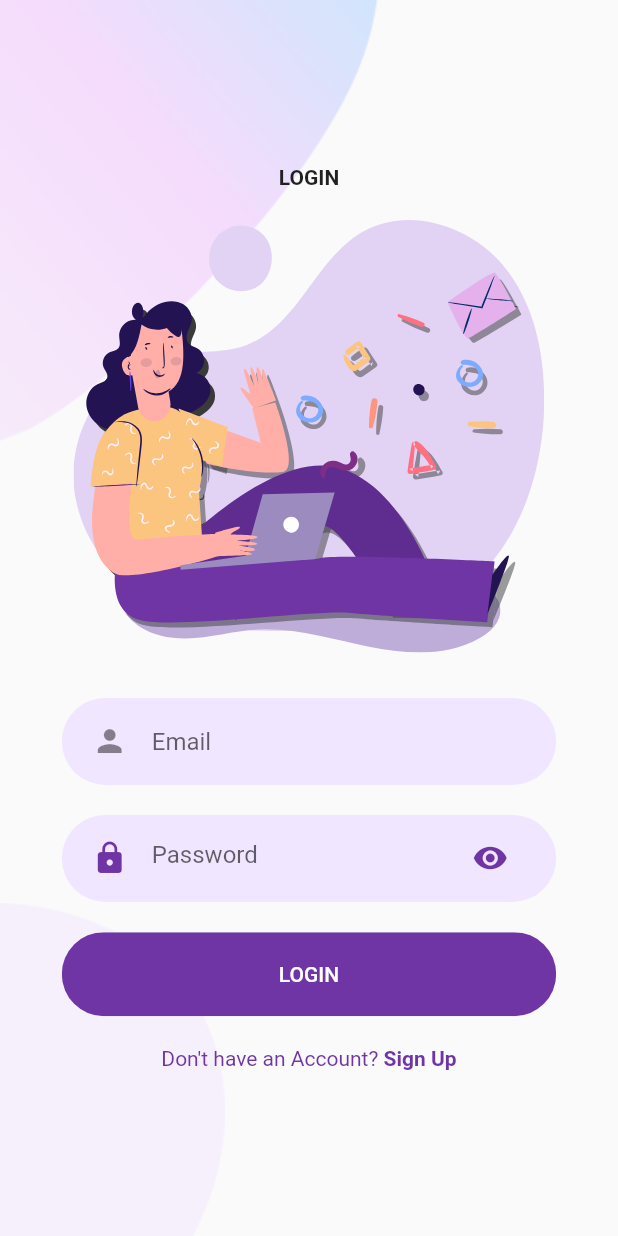
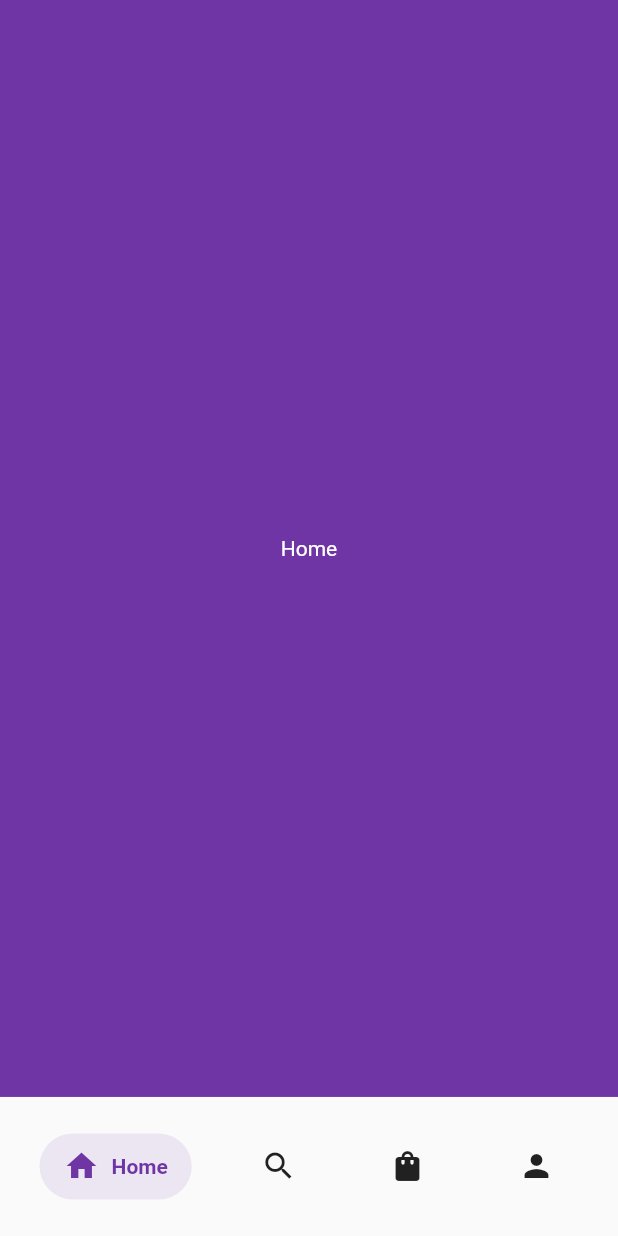
Before and after one commit to mrthikl/ecomerce_app_flutter, a Flutter app: the screen it shows after launch, after a tap on "LOGIN", on a phone screen of 412 x 824 dp. Run offline on Flutter 3.47's test engine with Material 2 defaults, Android fonts, the phone set to English and light mode, and no system bars; drawn by our look-alikes of salomon_bottom_bar, velocity_x; our stand-ins replace animate_do, flutter_screenutil, flutter_svg, get.

Commit message:
build main screen

```diff
--- a/lib/main.dart
+++ b/lib/main.dart
@@ -4,6 +4,10 @@ import 'package:flutter/services.dart';
 import 'package:flutter_screenutil/flutter_screenutil.dart';
 
 void main() {
+  WidgetsFlutterBinding.ensureInitialized();
+  SystemChrome.setSystemUIOverlayStyle(SystemUiOverlayStyle(
+    statusBarColor: Colors.transparent, // transparent status bar
+  ));
   runApp(const MyApp());
 }
 
@@ -24,17 +28,6 @@ class MyApp extends StatelessWidget {
               FocusManager.instance.primaryFocus?.unfocus();
             },
             child: MaterialApp(
-              theme: ThemeData(
-                appBarTheme: AppBarTheme(
-                  systemOverlayStyle: SystemUiOverlayStyle(
-                    statusBarColor: Colors.transparent,
-                    // For Android (dark icons)
-                    systemNavigationBarIconBrightness: Brightness.dark,
-                    // For iOS (dark icons)
-                    statusBarBrightness: Brightness.dark,
-                  ),
-                ),
-              ),
               debugShowCheckedModeBanner: false,
               home: SignInScreen(),
             ),
--- a/lib/screens/auth/signin/signin_screen.dart
+++ b/lib/screens/auth/signin/signin_screen.dart
@@ -7,6 +7,7 @@ import 'package:ecommerce_app/@share/widget/scaffold/custom_caffold.dart';
 import 'package:ecommerce_app/resources/color.resource.dart';
 import 'package:ecommerce_app/resources/image.resource.dart';
 import 'package:ecommerce_app/screens/auth/signup/signup_screen.dart';
+import 'package:ecommerce_app/screens/main/main_screen.dart';
 import 'package:flutter/material.dart';
 import 'package:flutter_svg/flutter_svg.dart';
 import 'package:velocity_x/velocity_x.dart';
@@ -62,7 +63,10 @@ class SignInScreen extends StatelessWidget {
             child: RoundedButton(
                 color: MyColor.kPrimaryColor,
                 text: "Login".toUpperCase(),
-                onPressed: () {}),
+                onPressed: () {
+                  Navigator.push(context,
+                      MaterialPageRoute(builder: (context) => MainScreen()));
+                }),
           ),
           20.h.heightBox,
           FadeinAnimation(
--- /dev/null
+++ b/lib/screens/main/home/home_screen.dart
@@ -0,0 +1,27 @@
+import 'package:ecommerce_app/resources/color.resource.dart';
+import 'package:flutter/material.dart';
+import 'package:flutter_svg/flutter_svg.dart';
+import 'package:salomon_bottom_bar/salomon_bottom_bar.dart';
+import 'package:velocity_x/velocity_x.dart';
+import 'package:flutter_screenutil/flutter_screenutil.dart';
+
+class HomeScreen extends StatefulWidget {
+  HomeScreen({Key? key}) : super(key: key);
+
+  @override
+  State<HomeScreen> createState() => _HomeScreenState();
+}
+
+class _HomeScreenState extends State<HomeScreen> {
+  @override
+  Widget build(BuildContext context) {
+    final Size size = MediaQuery.of(context).size;
+
+    return Container(
+      width: double.infinity,
+      height: size.height,
+      color: MyColor.kPrimaryColor,
+      child: "Home".text.color(Colors.white).makeCentered(),
+    );
+  }
+}
--- /dev/null
+++ b/lib/screens/main/main_screen.dart
@@ -0,0 +1,78 @@
+import 'package:animations/animations.dart';
+import 'package:ecommerce_app/@share/widget/animation/fade_animation.dart';
+import 'package:ecommerce_app/resources/color.resource.dart';
+import 'package:ecommerce_app/screens/main/cart/cart_screen.dart';
+import 'package:ecommerce_app/screens/main/home/home_screen.dart';
+import 'package:ecommerce_app/screens/main/profile/profile_screen.dart';
+import 'package:ecommerce_app/screens/main/search/search_screen.dart';
+import 'package:flutter/material.dart';
+import 'package:get/get_navigation/src/routes/default_transitions.dart';
+import 'package:salomon_bottom_bar/salomon_bottom_bar.dart';
+import 'package:velocity_x/velocity_x.dart';
+import 'package:flutter_screenutil/flutter_screenutil.dart';
+
+class MainScreen extends StatefulWidget {
+  MainScreen({Key? key}) : super(key: key);
+
+  @override
+  State<MainScreen> createState() => _MainScreenState();
+}
+
+class _MainScreenState extends State<MainScreen> {
+  int _currentIndex = 0;
+  List<Widget> pageList = <Widget>[
+    HomeScreen(),
+    SearchScreen(),
+    CartScreen(),
+    ProfileScreen(),
+  ];
+
+  @override
+  Widget build(BuildContext context) {
+    return Scaffold(
+      // body: pageList[_currentIndex],
+      body: PageTransitionSwitcher(
+        transitionBuilder: (
+          child,
+          primaryAnimation,
+          secondaryAnimation,
+        ) =>
+            SharedAxisTransition(
+          animation: primaryAnimation,
+          secondaryAnimation: secondaryAnimation,
+          transitionType: SharedAxisTransitionType.scaled,
+          child: child,
+        ),
+        child: pageList[_currentIndex],
+      ),
+      bottomNavigationBar: SalomonBottomBar(
+        margin: EdgeInsets.symmetric(horizontal: 24.w, vertical: 24.h),
+        currentIndex: _currentIndex,
+        onTap: (index) {
+          setState(() {
+            _currentIndex = index;
+          });
+        },
+        items: [
+          SalomonBottomBarItem(
+            icon: Icon(Icons.home),
+            title: "Home".text.make(),
+            selectedColor: MyColor.kPrimaryColor,
+          ),
+          SalomonBottomBarItem(
+              icon: Icon(Icons.search),
+              title: "Search".text.make(),
+              selectedColor: MyColor.kPrimaryColor),
+          SalomonBottomBarItem(
+              icon: Icon(Icons.shopping_bag),
+              title: "Cart".text.make(),
+              selectedColor: MyColor.kPrimaryColor),
+          SalomonBottomBarItem(
+              icon: Icon(Icons.person),
+              title: "Profile".text.make(),
+              selectedColor: MyColor.kPrimaryColor),
+        ],
+      ),
+    );
+  }
+}
--- a/pubspec.yaml
+++ b/pubspec.yaml
@@ -42,6 +42,8 @@ dependencies:
   firebase_core: ^1.10.5
   firebase_auth: ^3.3.3
   animate_do: ^2.1.0
+  salomon_bottom_bar: ^3.3.1
+  animations: ^2.0.3
 
 dev_dependencies:
   flutter_test:
```
Also changed, not shown: lib/screens/main/cart/cart_screen.dart (added, +27 -0 lines), lib/screens/main/profile/profile_screen.dart (added, +27 -0 lines), lib/screens/main/search/search_screen.dart (added, +27 -0 lines), pubspec.lock.
